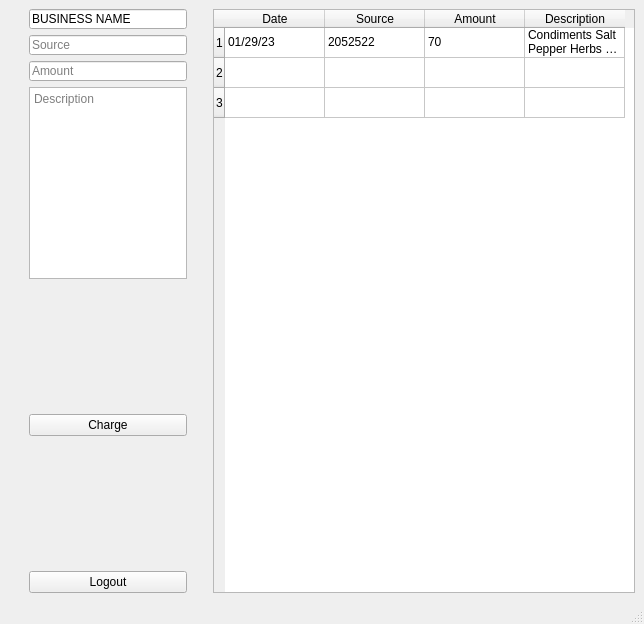
This is qt/business.ui in 1icolo/AUPay as Qt 5 draws it before an edit. The edited form follows.
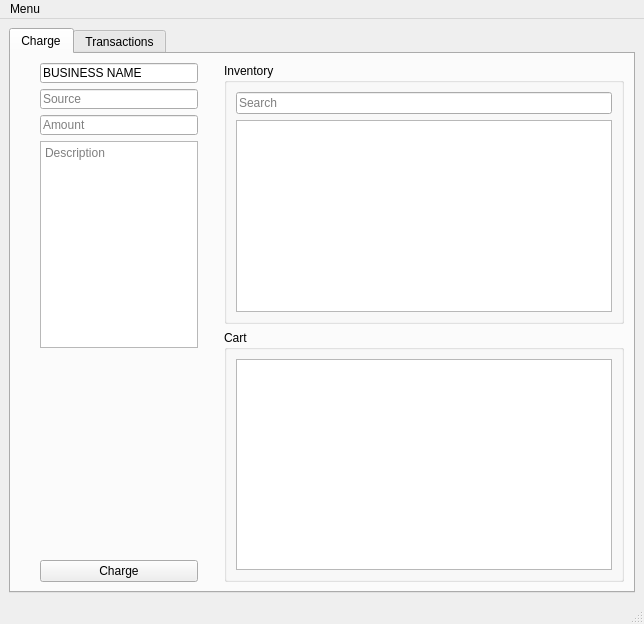
This is the edited form. Icons and pictures are not drawn.

Commit message: organized names and moved logout button to file menu

What changed in the file:
```diff
--- a/qt/business.ui
+++ b/qt/business.ui
@@ -19,6 +19,16 @@
   </property>
   <widget class="QWidget" name="centralwidget">
    <layout class="QGridLayout" name="gridLayout">
+    <item row="0" column="1">
+     <widget class="QTabWidget" name="tabWidget">
+      <property name="currentIndex">
+       <number>0</number>
+      </property>
+      <widget class="QWidget" name="tabCharge">
+       <attribute name="title">
+        <string>Charge</string>
+       </attribute>
+       <layout class="QGridLayout" name="gridLayout_2">
     <item row="0" column="0">
      <layout class="QVBoxLayout" name="verticalLayout">
       <property name="sizeConstraint">
@@ -65,7 +75,7 @@
        </widget>
       </item>
       <item>
-       <widget class="QLineEdit" name="lineEdit">
+           <widget class="QLineEdit" name="lineSchoolId">
         <property name="enabled">
          <bool>true</bool>
         </property>
@@ -147,48 +157,79 @@
        </spacer>
       </item>
       <item>
-       <widget class="QPushButton" name="pushButton">
-        <property name="maximumSize">
-         <size>
-          <width>158</width>
-          <height>23</height>
-         </size>
-        </property>
+           <widget class="QPushButton" name="buttonCharge">
         <property name="text">
          <string>Charge</string>
         </property>
        </widget>
       </item>
+         </layout>
+        </item>
+        <item row="0" column="5">
+         <layout class="QVBoxLayout" name="verticalLayout_2" stretch="0,0">
+          <property name="leftMargin">
+           <number>0</number>
+          </property>
       <item>
-       <spacer name="verticalSpacer">
-        <property name="orientation">
-         <enum>Qt::Vertical</enum>
-        </property>
-        <property name="sizeHint" stdset="0">
+           <widget class="QGroupBox" name="groupInventory">
+            <property name="sizePolicy">
+             <sizepolicy hsizetype="Expanding" vsizetype="Expanding">
+              <horstretch>0</horstretch>
+              <verstretch>0</verstretch>
+             </sizepolicy>
+            </property>
+            <property name="minimumSize">
          <size>
-          <width>20</width>
-          <height>40</height>
-         </size>
-        </property>
-       </spacer>
-      </item>
+              <width>0</width>
+              <height>0</height>
+             </size>
+            </property>
+            <property name="title">
+             <string>Inventory</string>
+            </property>
+            <layout class="QGridLayout" name="gridLayout_4">
+             <item row="1" column="0">
+              <widget class="QTableWidget" name="tableInventory"/>
+             </item>
+             <item row="0" column="0">
+              <widget class="QLineEdit" name="lineEdit">
+               <property name="placeholderText">
+                <string>Search</string>
+               </property>
+              </widget>
+             </item>
+            </layout>
+           </widget>
+          </item>
       <item>
-       <widget class="QPushButton" name="pushButton_2">
-        <property name="maximumSize">
+           <widget class="QGroupBox" name="groupCart">
+            <property name="minimumSize">
          <size>
-          <width>158</width>
-          <height>23</height>
-         </size>
-        </property>
-        <property name="text">
-         <string>Logout</string>
-        </property>
+              <width>0</width>
+              <height>50</height>
+             </size>
+            </property>
+            <property name="title">
+             <string>Cart</string>
+            </property>
+            <layout class="QGridLayout" name="gridLayout_5">
+             <item row="0" column="0">
+              <widget class="QTableWidget" name="tableCart"/>
+             </item>
+            </layout>
        </widget>
       </item>
      </layout>
     </item>
-    <item row="0" column="1">
-     <widget class="QTableWidget" name="tableWidget">
+       </layout>
+      </widget>
+      <widget class="QWidget" name="tabTransactions">
+       <attribute name="title">
+        <string>Transactions</string>
+       </attribute>
+       <layout class="QGridLayout" name="gridLayout_3">
+        <item row="0" column="0">
+         <widget class="QTableWidget" name="tableTransactions">
       <property name="minimumSize">
        <size>
         <width>420</width>
@@ -269,6 +310,10 @@
     </item>
    </layout>
   </widget>
+     </widget>
+    </item>
+   </layout>
+  </widget>
   <widget class="QMenuBar" name="menubar">
    <property name="geometry">
     <rect>
@@ -278,6 +323,13 @@
      <height>21</height>
     </rect>
    </property>
+   <widget class="QMenu" name="menuMenu">
+    <property name="title">
+     <string>Menu</string>
+    </property>
+    <addaction name="actionLogout"/>
+   </widget>
+   <addaction name="menuMenu"/>
   </widget>
   <widget class="QStatusBar" name="statusbar"/>
  </widget>
```
Left out of the diff: 11 changed lines with no effect on the pictures. Lines whose indentation alone changed are shown as unchanged. The commit also changes 7 other files.
